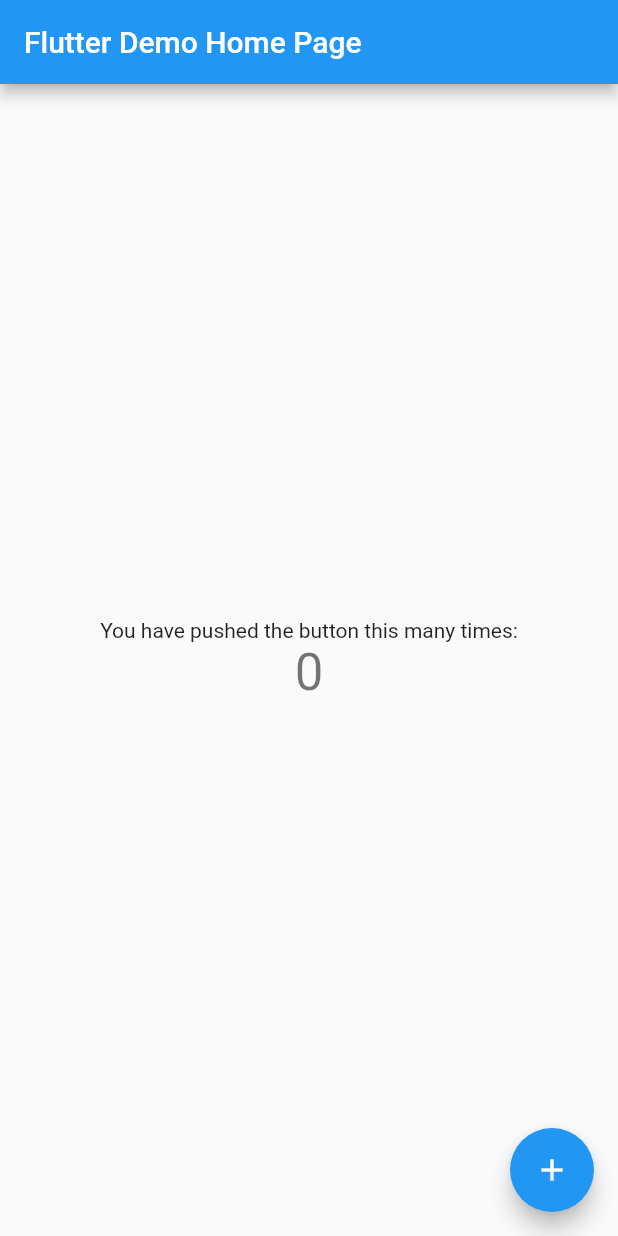
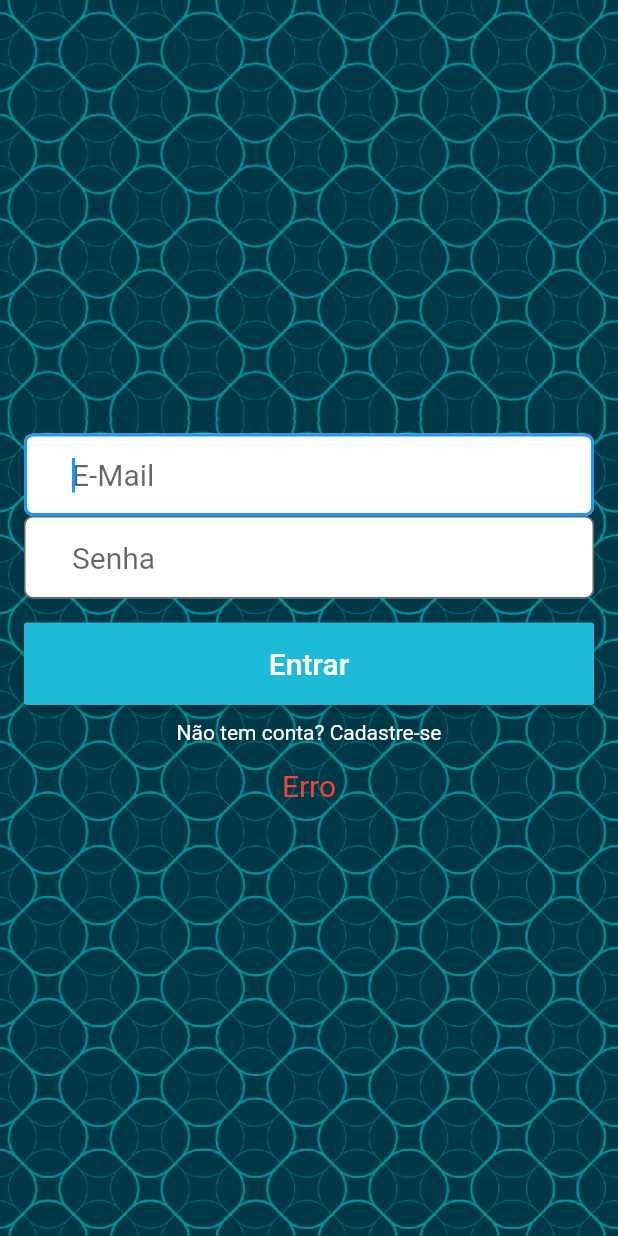
Before and after one commit to Franklin-Martins/my-parking-lot, a Flutter app: the screen it shows after launch, on a phone screen of 412 x 824 dp. Run offline on Flutter 3.47's test engine with Material 2 defaults, Android fonts, the phone set to English and light mode, and no system bars.

```diff
--- /dev/null
+++ b/lib/Home.dart
@@ -0,0 +1,93 @@
+import 'package:flutter/material.dart';
+
+import 'Cadastro.dart';
+
+class Home extends StatefulWidget {
+  @override
+  _HomeState createState() => _HomeState();
+}
+
+class _HomeState extends State<Home> {
+  TextEditingController _controllerEmail = TextEditingController();
+  TextEditingController _controllerSenha = TextEditingController();
+
+  @override
+  Widget build(BuildContext context) {
+    return Scaffold(
+      body: Container(
+        decoration: BoxDecoration(
+            image: DecorationImage(
+                image: AssetImage("imagens/fundo.png"), fit: BoxFit.cover)),
+        padding: EdgeInsets.all(16),
+        child: Center(
+          child: SingleChildScrollView(
+            child: Column(
+              crossAxisAlignment: CrossAxisAlignment.stretch,
+              children: <Widget>[
+                TextField(
+                  controller: _controllerEmail,
+                  autofocus: true,
+                  keyboardType: TextInputType.emailAddress,
+                  style: TextStyle(fontSize: 20),
+                  decoration: InputDecoration(
+                      contentPadding: EdgeInsets.fromLTRB(32, 16, 32, 16),
+                      hintText: "E-Mail",
+                      filled: true,
+                      fillColor: Colors.white,
+                      border: OutlineInputBorder(
+                          borderRadius: BorderRadius.circular(6))),
+                ),
+                TextField(
+                  controller: _controllerSenha,
+                  obscureText: true,
+                  keyboardType: TextInputType.emailAddress,
+                  style: TextStyle(fontSize: 20),
+                  decoration: InputDecoration(
+                      contentPadding: EdgeInsets.fromLTRB(32, 16, 32, 16),
+                      hintText: "Senha",
+                      filled: true,
+                      fillColor: Colors.white,
+                      border: OutlineInputBorder(
+                          borderRadius: BorderRadius.circular(6))),
+                ),
+                Padding(
+                  padding: EdgeInsets.only(top: 16, bottom: 10),
+                  child: RaisedButton(
+                      child: Text(
+                        "Entrar",
+                        style: TextStyle(color: Colors.white, fontSize: 20),
+                      ),
+                      color: Color(0xff1ebbd8),
+                      padding: EdgeInsets.fromLTRB(32, 16, 32, 16),
+                      onPressed: () {
+                        Navigator.pushNamed(context, "/tinicialuser");
+                      }),
+                ),
+                Center(
+                  child: GestureDetector(
+                    child: Text(
+                      "Não tem conta? Cadastre-se",
+                      style: TextStyle(color: Colors.white),
+                    ),
+                    onTap: () {
+                      Navigator.pushNamed(context, "/cadastro");
+                    },
+                  ),
+                ),
+                Padding(
+                  padding: EdgeInsets.only(top: 16),
+                  child: Center(
+                    child: Text(
+                      "Erro",
+                      style: TextStyle(color: Colors.red, fontSize: 20),
+                    ),
+                  ),
+                )
+              ],
+            ),
+          ),
+        ),
+      ),
+    );
+  }
+}
--- a/lib/main.dart
+++ b/lib/main.dart
@@ -1,117 +1,15 @@
 import 'package:flutter/material.dart';
+import 'package:my_parking_lot/Home.dart';
 
-void main() {
-  runApp(MyApp());
-}
+import 'Rotas.dart';
 
-class MyApp extends StatelessWidget {
-  // This widget is the root of your application.
-  @override
-  Widget build(BuildContext context) {
-    return MaterialApp(
-      title: 'Flutter Demo',
-      theme: ThemeData(
-        // This is the theme of your application.
-        //
-        // Try running your application with "flutter run". You'll see the
-        // application has a blue toolbar. Then, without quitting the app, try
-        // changing the primarySwatch below to Colors.green and then invoke
-        // "hot reload" (press "r" in the console where you ran "flutter run",
-        // or simply save your changes to "hot reload" in a Flutter IDE).
-        // Notice that the counter didn't reset back to zero; the application
-        // is not restarted.
-        primarySwatch: Colors.blue,
-        // This makes the visual density adapt to the platform that you run
-        // the app on. For desktop platforms, the controls will be smaller and
-        // closer together (more dense) than on mobile platforms.
-        visualDensity: VisualDensity.adaptivePlatformDensity,
-      ),
-      home: MyHomePage(title: 'Flutter Demo Home Page'),
-    );
-  }
-}
-
-class MyHomePage extends StatefulWidget {
-  MyHomePage({Key key, this.title}) : super(key: key);
-
-  // This widget is the home page of your application. It is stateful, meaning
-  // that it has a State object (defined below) that contains fields that affect
-  // how it looks.
-
-  // This class is the configuration for the state. It holds the values (in this
-  // case the title) provided by the parent (in this case the App widget) and
-  // used by the build method of the State. Fields in a Widget subclass are
-  // always marked "final".
-
-  final String title;
-
-  @override
-  _MyHomePageState createState() => _MyHomePageState();
-}
-
-class _MyHomePageState extends State<MyHomePage> {
-  int _counter = 0;
-
-  void _incrementCounter() {
-    setState(() {
-      // This call to setState tells the Flutter framework that something has
-      // changed in this State, which causes it to rerun the build method below
-      // so that the display can reflect the updated values. If we changed
-      // _counter without calling setState(), then the build method would not be
-      // called again, and so nothing would appear to happen.
-      _counter++;
-    });
-  }
-
-  @override
-  Widget build(BuildContext context) {
-    // This method is rerun every time setState is called, for instance as done
-    // by the _incrementCounter method above.
-    //
-    // The Flutter framework has been optimized to make rerunning build methods
-    // fast, so that you can just rebuild anything that needs updating rather
-    // than having to individually change instances of widgets.
-    return Scaffold(
-      appBar: AppBar(
-        // Here we take the value from the MyHomePage object that was created by
-        // the App.build method, and use it to set our appbar title.
-        title: Text(widget.title),
-      ),
-      body: Center(
-        // Center is a layout widget. It takes a single child and positions it
-        // in the middle of the parent.
-        child: Column(
-          // Column is also a layout widget. It takes a list of children and
-          // arranges them vertically. By default, it sizes itself to fit its
-          // children horizontally, and tries to be as tall as its parent.
-          //
-          // Invoke "debug painting" (press "p" in the console, choose the
-          // "Toggle Debug Paint" action from the Flutter Inspector in Android
-          // Studio, or the "Toggle Debug Paint" command in Visual Studio Code)
-          // to see the wireframe for each widget.
-          //
-          // Column has various properties to control how it sizes itself and
-          // how it positions its children. Here we use mainAxisAlignment to
-          // center the children vertically; the main axis here is the vertical
-          // axis because Columns are vertical (the cross axis would be
-          // horizontal).
-          mainAxisAlignment: MainAxisAlignment.center,
-          children: <Widget>[
-            Text(
-              'You have pushed the button this many times:',
-            ),
-            Text(
-              '$_counter',
-              style: Theme.of(context).textTheme.headline4,
-            ),
-          ],
-        ),
-      ),
-      floatingActionButton: FloatingActionButton(
-        onPressed: _incrementCounter,
-        tooltip: 'Increment',
-        child: Icon(Icons.add),
-      ), // This trailing comma makes auto-formatting nicer for build methods.
-    );
-  }
-}
+final ThemeData temaPadrao =
+    ThemeData(primaryColor: Color(0xff37474f), accentColor: Color(0xff546e7a));
+void main() => runApp(MaterialApp(
+      title: "SEMA",
+      home: Home(),
+      theme: temaPadrao,
+      debugShowCheckedModeBanner: false,
+      initialRoute: "/",
+      onGenerateRoute: Rotas.gerarRotas,
+    ));
--- a/pubspec.yaml
+++ b/pubspec.yaml
@@ -45,8 +45,8 @@ flutter:
   uses-material-design: true
 
   # To add assets to your application, add an assets section, like this:
-  # assets:
-  #   - images/a_dot_burr.jpeg
+  assets:
+    - imagens/fundo.png
   #   - images/a_dot_ham.jpeg
 
   # An image asset can refer to one or more resolution-specific "variants", see
```
Also changed, not shown: lib/Cadastro.dart (added, +107 -0 lines), lib/Contratante.dart (added, +50 -0 lines), lib/Rotas.dart (added, +35 -0 lines), lib/UserUI.dart (added, +50 -0 lines), imagens/fundo.png (added), imagens/logo.png (added), lib/Aluguel.dart (added), 1 other file.
